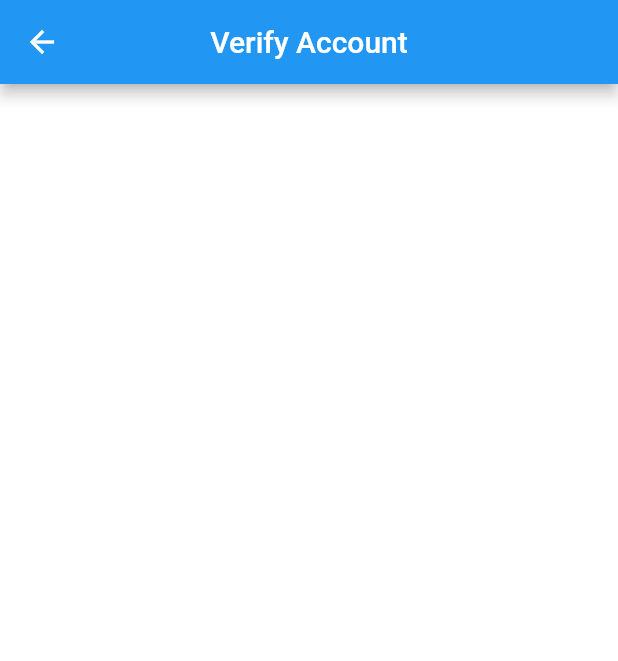
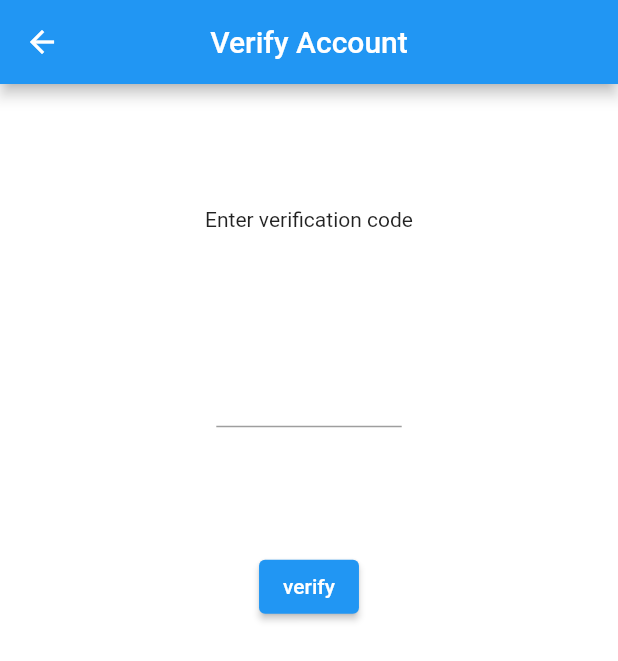
Before and after one commit to abdullahabid04/flutterapp, a Flutter app: the VerifyAccount screen opened directly, on a phone screen of 412 x 824 dp. Shown: the top 661 px of the screen. Run offline on Flutter 3.47's test engine with Material 2 defaults, Android fonts, the phone set to English and light mode, and no system bars; our stand-ins replace flutter_svg.

```diff
--- a/lib/Screens/Signup/verify_account.dart
+++ b/lib/Screens/Signup/verify_account.dart
@@ -1,23 +1,51 @@
 import 'package:flutter/material.dart';
+import '/UserDashBoard/userdashboard.dart';
 
 class VerifyAccount extends StatelessWidget {
   const VerifyAccount({Key? key}) : super(key: key);
 
   @override
   Widget build(BuildContext context) {
+    Size size = MediaQuery.of(context).size;
     return Scaffold(
         appBar: AppBar(
           title: const Text("Verify Account"),
           centerTitle: true,
         ),
-      body: Center(
-          child: Container(
+        body: Container(
           child: Column(
             children: [
-            Container(),
+              Container(
+                height: size.height * 0.1,
+              ),
+              Text("Enter verification code"),
+              Container(
+                height: size.height * 0.1,
+              ),
+              Container(
+                width: size.width * 0.3,
+                child: Container(
+                  width: size.width * 0.3,
+                  child: TextField(),
+                ),
+              ),
+              Container(
+                height: size.height * 0.1,
+              ),
+              ElevatedButton(
+                  onPressed: () {
+                    Navigator.push(
+                      context,
+                      MaterialPageRoute(
+                        builder: (context) {
+                          return UserDashBoard();
+                        },
+                      ),
+                    );
+                  },
+                  child: Text("verify")),
             ],
           ),
-      )),
-    );
+        ));
   }
 }
--- a/pubspec.yaml
+++ b/pubspec.yaml
@@ -35,6 +35,7 @@ dependencies:
   # Use with the CupertinoIcons class for iOS style icons.
   cupertino_icons: ^1.0.2
   flutter_svg: ^1.0.3
+  http: ^0.13.4
 
 dev_dependencies:
   flutter_test:
```
Also changed, not shown: lib/Screens/Login/components/body.dart (+42 -13 lines), lib/Screens/Signup/components/body.dart (+11 -1 lines), lib/models/loginuser.dart (added, +18 -0 lines), lib/models/userlogin.dart (added, +18 -0 lines), pubspec.lock, 1 other file. Lines whose indentation alone changed are shown as unchanged.
